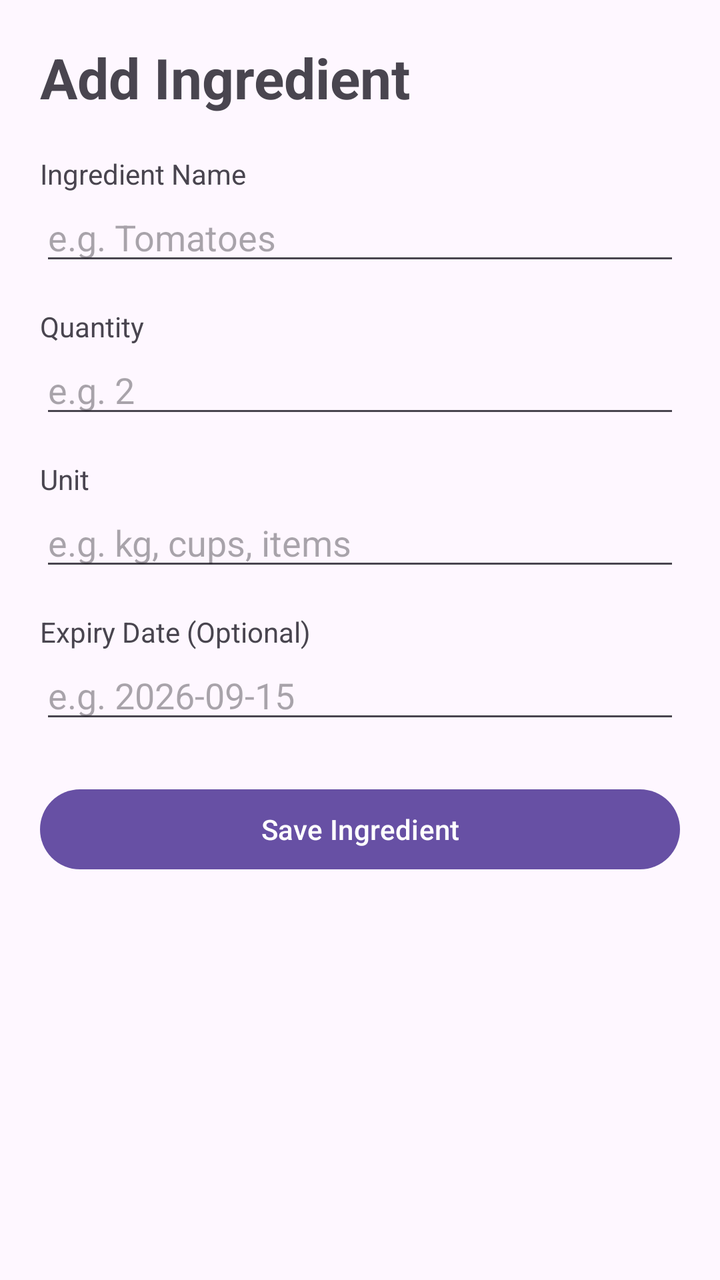
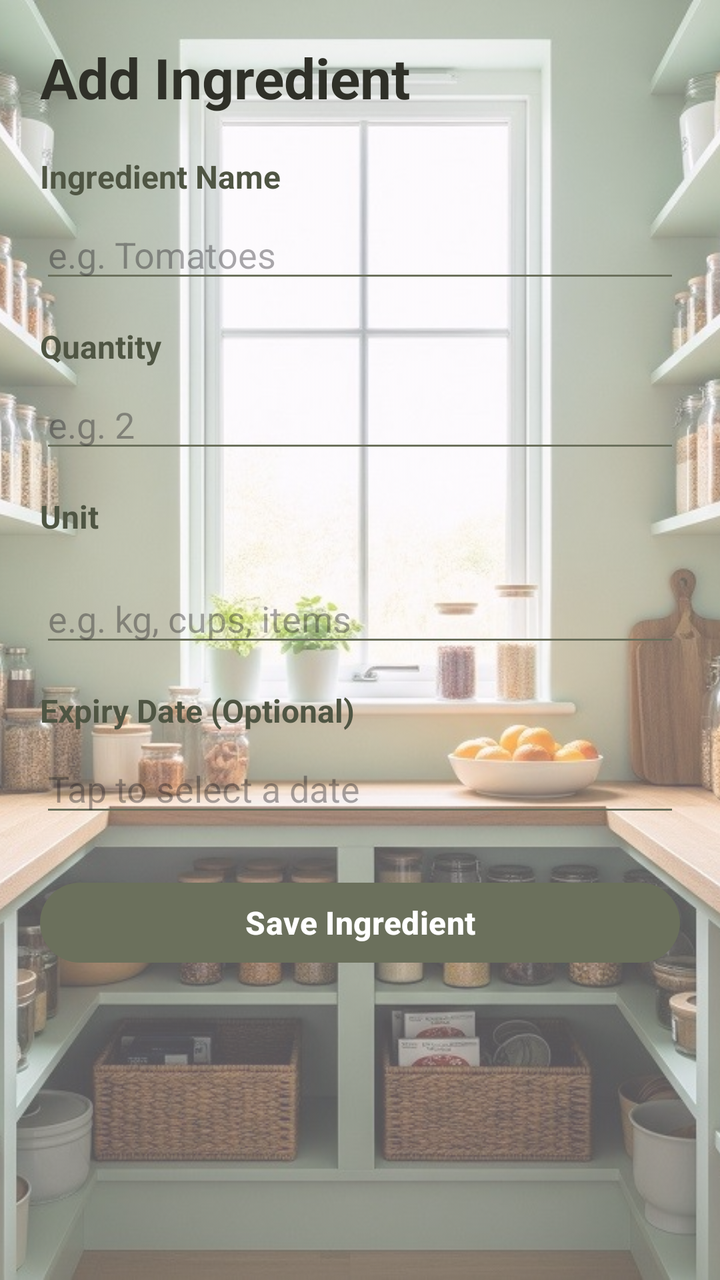

Before-and-after screenshots of an Android layout around one commit, followed by the original layout XML and the change that was made.
<!-- AndroidManifest.xml: application theme Theme.SmartPantryManager -->
<!-- res/layout/activity_add_edit_ingredient.xml -->
<?xml version="1.0" encoding="utf-8"?>
<ScrollView xmlns:android="http://schemas.android.com/apk/res/android"
    android:layout_width="match_parent"
    android:layout_height="wrap_content">

    <LinearLayout
        android:layout_width="match_parent"
        android:layout_height="wrap_content"
        android:orientation="vertical"
        android:padding="20dp">

        <TextView
            android:id="@+id/txtIngredientTitle"
            android:layout_width="match_parent"
            android:layout_height="wrap_content"
            android:text="Add Ingredient"
            android:textSize="28sp"
            android:textStyle="bold"
            android:paddingBottom="20dp" />

        <TextView
            android:layout_width="match_parent"
            android:layout_height="wrap_content"
            android:text="Ingredient Name" />

        <EditText
            android:id="@+id/edtIngredientName"
            android:layout_width="match_parent"
            android:layout_height="wrap_content"
            android:hint="e.g. Tomatoes"
            android:inputType="text"
            android:layout_marginBottom="16dp" />

        <TextView
            android:layout_width="match_parent"
            android:layout_height="wrap_content"
            android:text="Quantity" />

        <EditText
            android:id="@+id/edtIngredientQuantity"
            android:layout_width="match_parent"
            android:layout_height="wrap_content"
            android:hint="e.g. 2"
            android:inputType="numberDecimal"
            android:layout_marginBottom="16dp" />

        <TextView
            android:layout_width="wrap_content"
            android:layout_height="wrap_content"
            android:text="Unit" />

        <EditText
            android:id="@+id/edtIngredientUnit"
            android:layout_width="match_parent"
            android:layout_height="wrap_content"
            android:hint="e.g. kg, cups, items"
            android:layout_marginBottom="16dp" />

        <TextView
            android:layout_width="match_parent"
            android:layout_height="wrap_content"
            android:text="Expiry Date (Optional)" />

        <EditText
            android:id="@+id/edtIngredientExpiry"
            android:layout_width="match_parent"
            android:layout_height="wrap_content"
            android:hint="e.g. 2026-09-15"
            android:inputType="text"
            android:layout_marginBottom="24dp" />

        <Button
            android:id="@+id/btnSaveIngredient"
            android:layout_width="match_parent"
            android:layout_height="wrap_content"
            android:text="Save Ingredient" />

    </LinearLayout>

</ScrollView>
<!-- resources referenced by this layout -->
<resources>
  <style name="Theme.SmartPantryManager" parent="Base.Theme.SmartPantryManager" />
  <style name="Base.Theme.SmartPantryManager" parent="Theme.Material3.DayNight.NoActionBar">
          
          
      </style>
</resources>

<!-- the commit's change to res/layout/activity_add_edit_ingredient.xml (unified diff, before → after) -->
@@ -1,7 +1,20 @@
 <?xml version="1.0" encoding="utf-8"?>
-<ScrollView xmlns:android="http://schemas.android.com/apk/res/android"
+<FrameLayout
+    xmlns:android="http://schemas.android.com/apk/res/android"
     android:layout_width="match_parent"
-    android:layout_height="wrap_content">
+    android:layout_height="match_parent">
+
+    <ImageView
+        android:layout_width="match_parent"
+        android:layout_height="match_parent"
+        android:src="@drawable/pantry_background"
+        android:scaleType="centerCrop"
+        android:alpha="0.66"
+        android:contentDescription="@null" />
+
+    <ScrollView
+        android:layout_width="match_parent"
+        android:layout_height="match_parent">
 
     <LinearLayout
         android:layout_width="match_parent"
@@ -16,12 +29,17 @@
             android:text="Add Ingredient"
             android:textSize="28sp"
             android:textStyle="bold"
+            android:textColor="@color/dark_text"
             android:paddingBottom="20dp" />
 
         <TextView
             android:layout_width="match_parent"
             android:layout_height="wrap_content"
-            android:text="Ingredient Name" />
+            android:text="Ingredient Name"
+            android:textSize="16sp"
+            android:textStyle="bold"
+            android:textColor="@color/olive_dark"
+            android:layout_marginBottom="6dp" />
 
         <EditText
             android:id="@+id/edtIngredientName"
@@ -29,12 +47,17 @@
             android:layout_height="wrap_content"
             android:hint="e.g. Tomatoes"
             android:inputType="text"
+            android:backgroundTint="@color/olive_primary"
             android:layout_marginBottom="16dp" />
 
         <TextView
             android:layout_width="match_parent"
             android:layout_height="wrap_content"
-            android:text="Quantity" />
+            android:text="Quantity"
+            android:textSize="16sp"
+            android:textStyle="bold"
+            android:textColor="@color/olive_dark"
+            android:layout_marginBottom="6dp"/>
 
         <EditText
             android:id="@+id/edtIngredientQuantity"
@@ -42,39 +65,54 @@
             android:layout_height="wrap_content"
             android:hint="e.g. 2"
             android:inputType="numberDecimal"
+            android:backgroundTint="@color/olive_primary"
             android:layout_marginBottom="16dp" />
 
         <TextView
             android:layout_width="wrap_content"
             android:layout_height="wrap_content"
-            android:text="Unit" />
+            android:text="Unit"
+            android:textSize="16sp"
+            android:textStyle="bold"
+            android:textColor="@color/olive_dark"
+            android:layout_marginBottom="18dp"/>
 
         <EditText
             android:id="@+id/edtIngredientUnit"
             android:layout_width="match_parent"
             android:layout_height="wrap_content"
             android:hint="e.g. kg, cups, items"
+            android:backgroundTint="@color/olive_primary"
             android:layout_marginBottom="16dp" />
 
         <TextView
             android:layout_width="match_parent"
             android:layout_height="wrap_content"
-            android:text="Expiry Date (Optional)" />
+            android:text="Expiry Date (Optional)"
+            android:textSize="16sp"
+            android:textStyle="bold"
+            android:textColor="@color/olive_dark"
+            android:layout_marginBottom="6dp"/>
 
         <EditText
             android:id="@+id/edtIngredientExpiry"
             android:layout_width="match_parent"
             android:layout_height="wrap_content"
-            android:hint="e.g. 2026-09-15"
+            android:hint="Tap to select a date"
             android:inputType="text"
+            android:focusable="false"
+            android:backgroundTint="@color/olive_primary"
             android:layout_marginBottom="24dp" />
 
         <Button
             android:id="@+id/btnSaveIngredient"
             android:layout_width="match_parent"
             android:layout_height="wrap_content"
-            android:text="Save Ingredient" />
+            android:text="Save Ingredient"
+            android:textSize="16sp"
+            android:textStyle="bold"
+            android:textAllCaps="false" />
 
     </LinearLayout>
-
-</ScrollView>
+    </ScrollView>
+</FrameLayout>
<!-- resource entries referenced after the edit -->
@@ -1,9 +1,20 @@
 <!-- resources referenced by this layout -->
 <resources>
+  <color name="dark_text">#2F3028</color>
+  <color name="olive_dark">#4F5543</color>
+  <color name="olive_primary">#6B705C</color>
+  <!-- drawable pantry_background: jpg bitmap (drawable, 172231 bytes) -->
   <style name="Theme.SmartPantryManager" parent="Base.Theme.SmartPantryManager" />
   <style name="Base.Theme.SmartPantryManager" parent="Theme.Material3.DayNight.NoActionBar">
-          
-          
+  
+          <item name="colorPrimary">@color/olive_primary</item>
+          <item name="colorSecondary">@color/olive_light</item>
+  
+          <item name="android:statusBarColor">@color/olive_dark</item>
+          <item name="android:navigationBarColor">@color/cream_background</item>
+          <item name="android:windowLightStatusBar">true</item>
       </style>
+  <color name="olive_light">#A5A58D</color>
+  <color name="cream_background">#F6F4EA</color>
 </resources>
 
